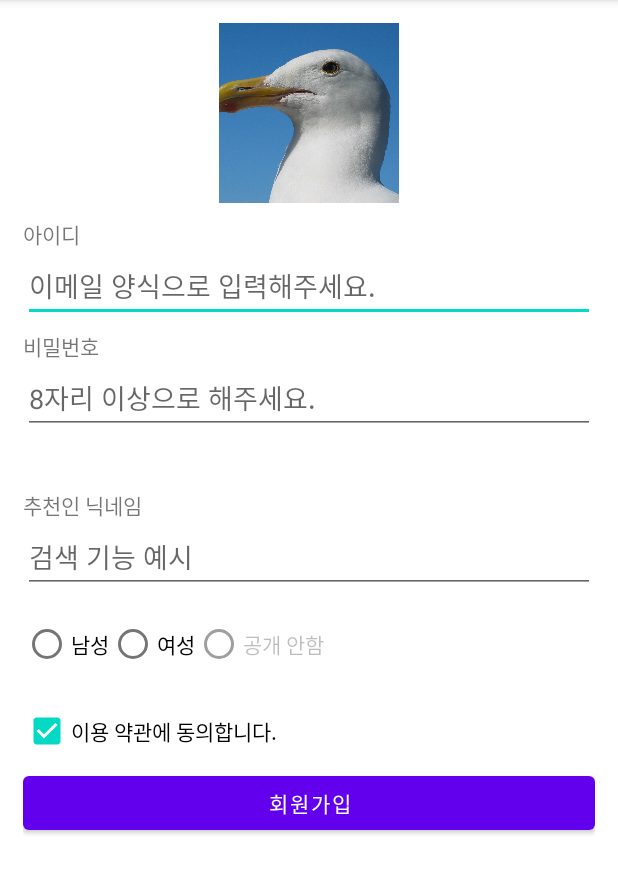
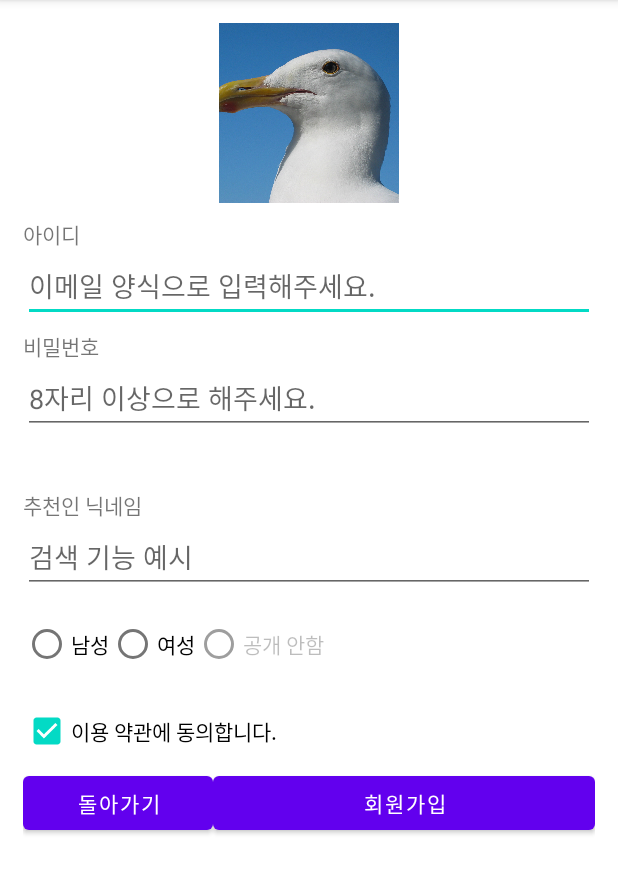
Before and after one commit to KIMHAUN/Practice_20201024, an Android app: the screen it shows after launch (MainActivity), on a phone screen of 412 x 824 dp, the part 84-978 px from its top. Run offline under Robolectric (Android 15) with nearby library versions, the phone set to English and light mode, and no system bars.

Commit message:
weight 사용 예시

```diff
--- a/app/src/main/res/layout/activity_main.xml
+++ b/app/src/main/res/layout/activity_main.xml
@@ -107,10 +107,21 @@
 
         />
 
-
-    <Button
+    <LinearLayout
         android:layout_width="match_parent"
         android:layout_height="wrap_content"
-        android:text="회원가입" />
+        android:orientation="horizontal">
+        <Button
+            android:layout_width="0dp"
+            android:layout_weight="1"
+            android:layout_height="wrap_content"
+            android:text="돌아가기" />
+        <Button
+            android:layout_width="0dp"
+            android:layout_weight="2"
+            android:layout_height="wrap_content"
+            android:text="회원가입" />
+
+    </LinearLayout>
 
 </LinearLayout>
```
